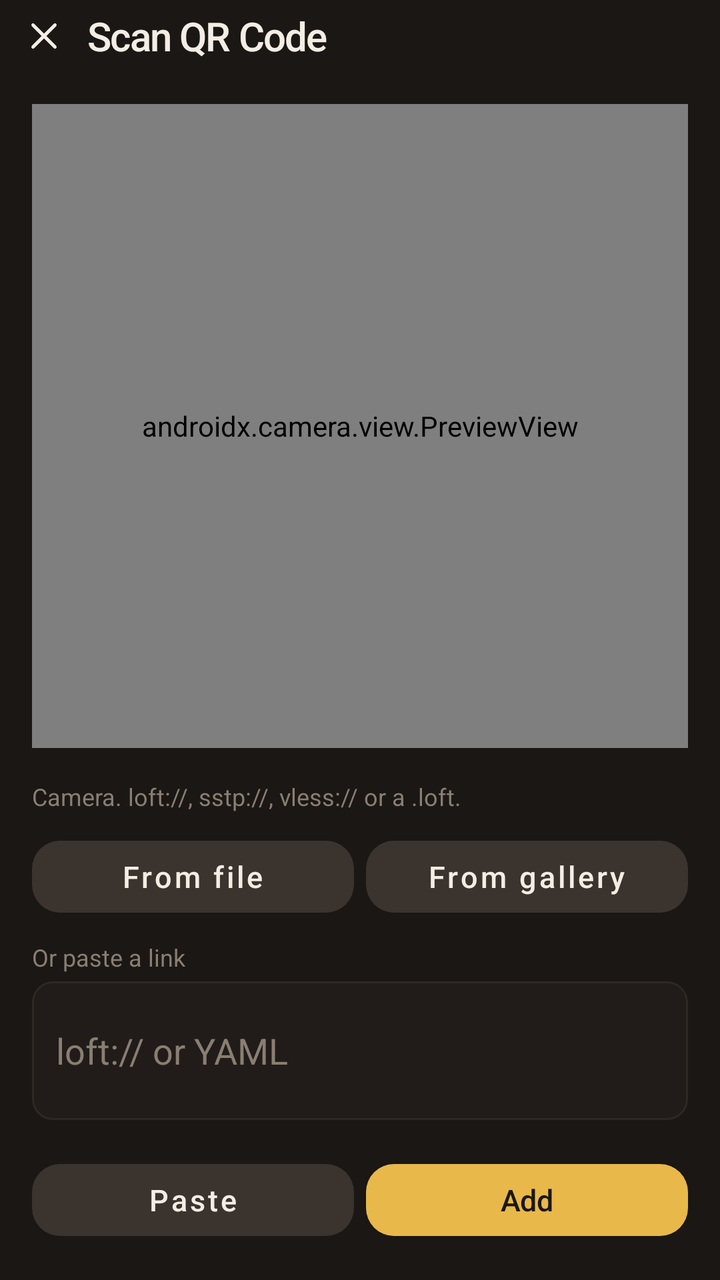
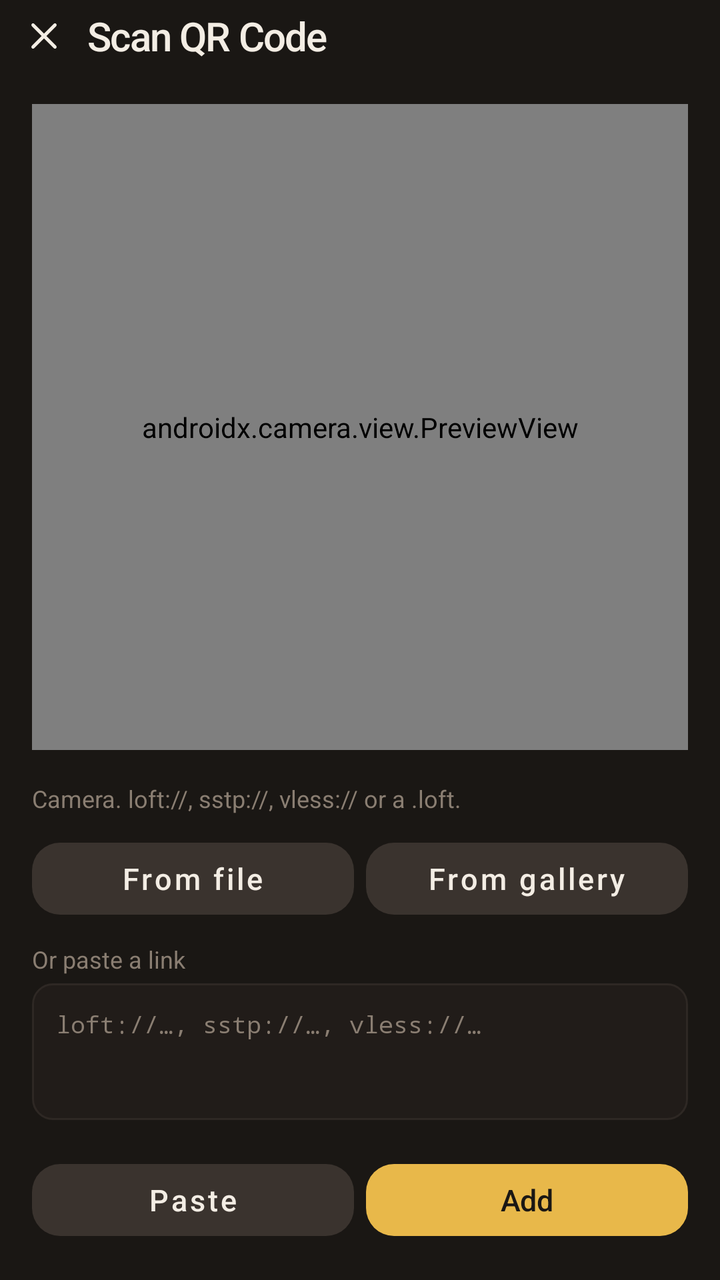

An Android layout rendered at two revisions. The XML below is the earlier revision; the diff shows what the commit changed to produce the second picture.
<!-- AndroidManifest.xml: application theme Theme.Loft -->
<!-- res/layout/activity_scan.xml -->
<?xml version="1.0" encoding="utf-8"?>
<LinearLayout xmlns:android="http://schemas.android.com/apk/res/android"
    android:layout_width="match_parent"
    android:layout_height="match_parent"
    android:background="@color/ink"
    android:orientation="vertical">

    <LinearLayout
        android:layout_width="match_parent"
        android:layout_height="wrap_content"
        android:gravity="center_vertical"
        android:orientation="horizontal"
        android:paddingLeft="4dp">

        <ImageButton
            android:id="@+id/btn_close"
            style="@style/Widget.Loft.IconBtn"
            android:layout_width="36dp"
            android:layout_height="36dp"
            android:layout_marginRight="4dp"
            android:contentDescription="@string/close"
            android:src="@drawable/ic_close" />

        <TextView
            android:layout_width="wrap_content"
            android:layout_height="wrap_content"
            android:fontFamily="sans-serif-medium"
            android:letterSpacing="-0.03"
            android:text="@string/scan_title"
            android:textColor="@color/snow"
            android:textSize="20sp" />
    </LinearLayout>

    <androidx.camera.view.PreviewView
        android:id="@+id/preview"
        android:layout_width="match_parent"
        android:layout_height="0dp"
        android:layout_margin="16dp"
        android:layout_weight="1" />

    <TextView
        android:layout_width="match_parent"
        android:layout_height="wrap_content"
        android:paddingLeft="16dp"
        android:paddingRight="16dp"
        android:text="@string/scan_hint"
        android:textColor="@color/mute"
        android:textSize="12sp" />

    <LinearLayout
        android:id="@+id/scan_pick"
        android:layout_width="match_parent"
        android:layout_height="wrap_content"
        android:orientation="horizontal"
        android:paddingLeft="16dp"
        android:paddingTop="8dp"
        android:paddingRight="16dp">

        <Button
            android:id="@+id/btn_file"
            style="@style/Widget.Loft.Ghost"
            android:layout_width="0dp"
            android:layout_height="wrap_content"
            android:layout_weight="1"
            android:text="@string/from_file" />

        <Button
            android:id="@+id/btn_gal"
            style="@style/Widget.Loft.Ghost"
            android:layout_width="0dp"
            android:layout_height="wrap_content"
            android:layout_marginLeft="6dp"
            android:layout_weight="1"
            android:text="@string/from_gallery" />
    </LinearLayout>

    <TextView
        android:layout_width="match_parent"
        android:layout_height="wrap_content"
        android:paddingLeft="16dp"
        android:paddingTop="8dp"
        android:text="@string/paste_or"
        android:textColor="@color/mute"
        android:textSize="12sp" />

    <EditText
        android:id="@+id/paste"
        android:layout_width="match_parent"
        android:layout_height="wrap_content"
        android:layout_marginLeft="16dp"
        android:layout_marginTop="4dp"
        android:layout_marginRight="16dp"
        android:background="@drawable/bg_field"
        android:hint="@string/paste_hint"
        android:inputType="textUri|textMultiLine"
        android:minLines="2"
        android:padding="12dp"
        android:textColor="@color/snow"
        android:textColorHint="@color/mute" />

    <LinearLayout
        android:id="@+id/scan_actions"
        android:layout_width="match_parent"
        android:layout_height="wrap_content"
        android:orientation="horizontal"
        android:padding="16dp">

        <Button
            android:id="@+id/btn_paste"
            style="@style/Widget.Loft.Ghost"
            android:layout_width="0dp"
            android:layout_height="wrap_content"
            android:layout_weight="1"
            android:text="@string/paste_btn" />

        <Button
            android:id="@+id/btn_add"
            style="@style/Widget.Loft.Go"
            android:layout_width="0dp"
            android:layout_height="wrap_content"
            android:layout_marginLeft="6dp"
            android:layout_weight="1"
            android:text="@string/add" />
    </LinearLayout>
</LinearLayout>
<!-- resources referenced by this layout -->
<resources>
  <color name="ink">#1A1714</color>
  <color name="mute">#8A7E72</color>
  <color name="snow">#F3EDE4</color>
  <!-- drawable bg_field (drawable) -->
  <?xml version="1.0" encoding="utf-8"?>
  <shape xmlns:android="http://schemas.android.com/apk/res/android">
      <solid android:color="@color/plate" />
      <stroke android:width="1dp" android:color="#2E2824" />
      <corners android:radius="10dp" />
  </shape>
  <!-- drawable ic_close (drawable) -->
  <?xml version="1.0" encoding="utf-8"?>
  <vector xmlns:android="http://schemas.android.com/apk/res/android"
      android:width="24dp"
      android:height="24dp"
      android:viewportWidth="24"
      android:viewportHeight="24">
      <path
          android:pathData="M6,6 L18,18 M18,6 L6,18"
          android:strokeWidth="1.8"
          android:strokeColor="@color/snow"
          android:strokeLineCap="round" />
  </vector>
  <string name="add">Add</string>
  <string name="close">Close</string>
  <string name="from_file">From file</string>
  <string name="from_gallery">From gallery</string>
  <string name="paste_btn">Paste</string>
  <string name="paste_hint">loft:// or YAML</string>
  <string name="paste_or">Or paste a link</string>
  <string name="scan_hint">Camera. loft://, sstp://, vless:// or a .loft.</string>
  <string name="scan_title">Scan QR Code</string>
  <style name="Widget.Loft.IconBtn" parent="">
          <item name="android:background">@drawable/bg_icon_btn</item>
          <item name="android:padding">7dp</item>
          <item name="android:scaleType">fitCenter</item>
          <item name="android:tint">@color/icon_btn</item>
          <item name="android:stateListAnimator">@null</item>
      </style>
  <color name="plate">#211C19</color>
  <color name="slate">#3A332E</color>
  <color name="lamp">#E8B84A</color>
  <color name="copper">#C67B3A</color>
  <color name="ink2">#241F1B</color>
  <color name="err">#E24B4B</color>
  <style name="Theme.Loft.Sheet" parent="Theme.MaterialComponents.BottomSheetDialog">
          <item name="bottomSheetStyle">@style/Widget.Loft.Sheet</item>
          <item name="android:windowIsFloating">false</item>
          <item name="android:statusBarColor">@android:color/transparent</item>
          <item name="colorPrimary">@color/lamp</item>
          <item name="colorOnSurface">@color/snow</item>
          <item name="android:colorBackground">@color/ink2</item>
      </style>
  <color name="lamp22">#38E8B84A</color>
  <style name="Widget.Loft.Sheet" parent="Widget.MaterialComponents.BottomSheet">
          <item name="backgroundTint">@color/ink2</item>
          <item name="shapeAppearance">@style/Shape.Loft.Sheet</item>
      </style>
  <color name="ink0">#181512</color>
  <style name="TextAppearance.Loft.Nav" parent="">
          <item name="android:textSize">12sp</item>
          <item name="android:fontFamily">sans-serif-medium</item>
          <item name="android:textAllCaps">false</item>
          <item name="android:letterSpacing">0.01</item>
      </style>
  <style name="Widget.Loft.NavIndicator" parent="">
          <item name="android:color">@color/lamp22</item>
          <item name="android:width">62dp</item>
          <item name="android:height">30dp</item>
          <item name="shapeAppearance">@style/Shape.Loft.NavPill</item>
      </style>
  <style name="Shape.Loft.Sheet" parent="">
          <item name="cornerFamily">rounded</item>
          <item name="cornerSizeTopLeft">16dp</item>
          <item name="cornerSizeTopRight">16dp</item>
          <item name="cornerSizeBottomLeft">0dp</item>
          <item name="cornerSizeBottomRight">0dp</item>
      </style>
  <style name="Shape.Loft.NavPill" parent="">
          <item name="cornerFamily">rounded</item>
          <item name="cornerSize">16dp</item>
      </style>
  <!-- unchanged entries left out for length: 5 -->
</resources>

<!-- the commit's change to res/layout/activity_scan.xml (unified diff, before → after) -->
@@ -91,12 +91,19 @@
         android:layout_marginTop="4dp"
         android:layout_marginRight="16dp"
         android:background="@drawable/bg_field"
-        android:hint="@string/paste_hint"
-        android:inputType="textUri|textMultiLine"
-        android:minLines="2"
+        android:fontFamily="monospace"
+        android:gravity="top|start"
+        android:hint="@string/paste_ph"
+        android:importantForAutofill="no"
+        android:inputType="textMultiLine|textNoSuggestions"
+        android:minHeight="64dp"
+        android:minLines="3"
         android:padding="12dp"
+        android:scrollHorizontally="false"
+        android:singleLine="false"
         android:textColor="@color/snow"
-        android:textColorHint="@color/mute" />
+        android:textColorHint="@color/mute"
+        android:textSize="12sp" />
 
     <LinearLayout
         android:id="@+id/scan_actions"
<!-- resource entries referenced after the edit -->
@@ -28,8 +28,8 @@
   <string name="from_file">From file</string>
   <string name="from_gallery">From gallery</string>
   <string name="paste_btn">Paste</string>
-  <string name="paste_hint">loft:// or YAML</string>
   <string name="paste_or">Or paste a link</string>
+  <string name="paste_ph">loft://…, sstp://…, vless://…</string>
   <string name="scan_hint">Camera. loft://, sstp://, vless:// or a .loft.</string>
   <string name="scan_title">Scan QR Code</string>
   <style name="Widget.Loft.IconBtn" parent="">
